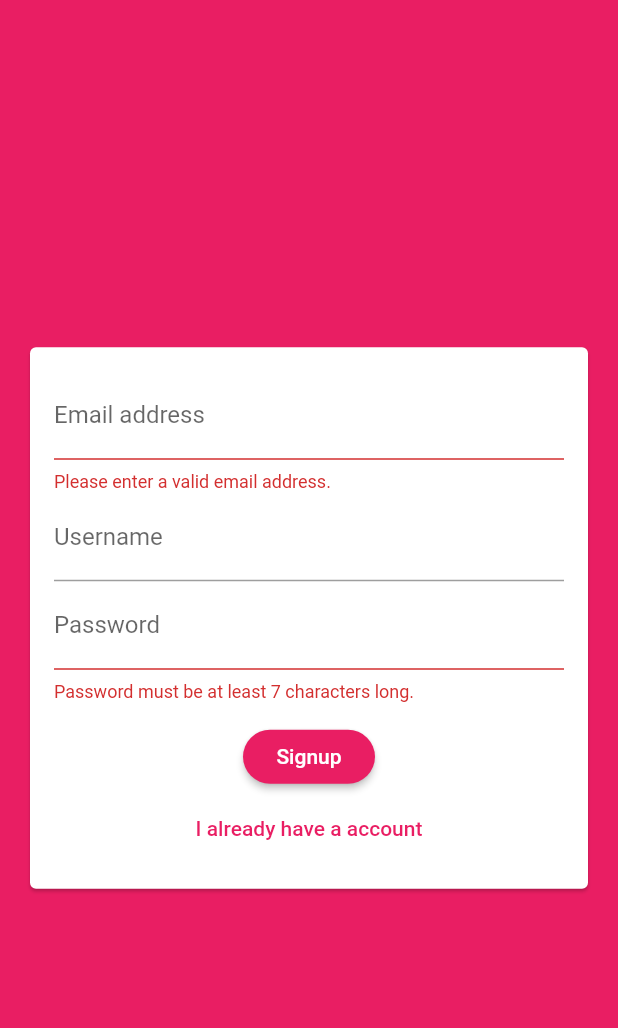
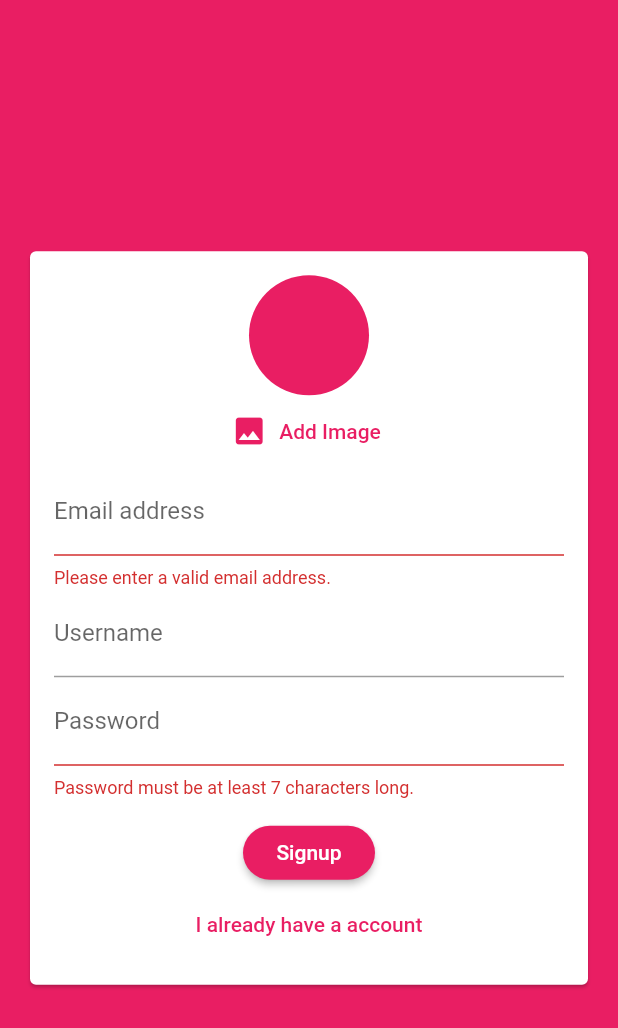
Before and after one commit to BaoTrung37/Flutter_Udemy, a Flutter app: the screen it shows after launch, after a tap on "Login", after a tap on "Create new account", on a phone screen of 412 x 824 dp. Shown: the top 1028 px of the screen. Run offline on Flutter 3.47's test engine with Material 2 defaults, Android fonts, the phone set to English and light mode, and no system bars; our stand-ins replace cloud_firestore, firebase_auth, firebase_core, image_picker, location, shared_preferences and 1 more; accounts and stored records are empty.

Commit message:
338: adding the an imagepicker;

```diff
--- a/section14/lib/widgets/auth/auth_form.dart
+++ b/section14/lib/widgets/auth/auth_form.dart
@@ -1,4 +1,6 @@
 import 'package:flutter/material.dart';
+
+import '../pickers/user_image_picker.dart';
 
 class AuthForm extends StatefulWidget {
   final bool isLoading;
@@ -47,6 +49,7 @@ class _AuthFormState extends State<AuthForm> {
               child: Column(
                 mainAxisSize: MainAxisSize.min,
                 children: [
+                  if(!_isLogin) UserImagePicker(),
                   TextFormField(
                     key: ValueKey('email'),
                     validator: (value) {
--- /dev/null
+++ b/section14/lib/widgets/pickers/user_image_picker.dart
@@ -0,0 +1,44 @@
+import 'dart:io';
+
+import 'package:flutter/material.dart';
+import 'package:image_picker/image_picker.dart';
+
+class UserImagePicker extends StatefulWidget {
+  const UserImagePicker({Key? key}) : super(key: key);
+
+  @override
+  _UserImagePickerState createState() => _UserImagePickerState();
+}
+
+class _UserImagePickerState extends State<UserImagePicker> {
+  File? _pickedImage;
+
+  Future<void> _pickImage() async {
+    final picker = ImagePicker();
+    final pickedImage = await picker.pickImage(source: ImageSource.camera);
+    final pickedImageFile = File(pickedImage!.path);
+    setState(() {
+      _pickedImage = pickedImageFile;
+    });
+  }
+
+  @override
+  Widget build(BuildContext context) {
+    return Column(
+      children: [
+        CircleAvatar(
+          backgroundImage:
+              _pickedImage != null ? FileImage(_pickedImage!) : null,
+          backgroundColor: Theme.of(context).primaryColor,
+          radius: 40,
+        ),
+        FlatButton.icon(
+          textColor: Theme.of(context).primaryColor,
+          onPressed: _pickImage,
+          icon: Icon(Icons.image),
+          label: Text('Add Image'),
+        ),
+      ],
+    );
+  }
+}
--- a/section14/pubspec.yaml
+++ b/section14/pubspec.yaml
@@ -37,6 +37,7 @@ dependencies:
   firebase_core: ^1.12.0
   cloud_firestore: ^3.1.8
   firebase_auth: ^3.3.7
+  image_picker: ^0.8.4+9
 
 dev_dependencies:
   flutter_test:
```
Also changed, not shown: section14/pubspec.lock.
